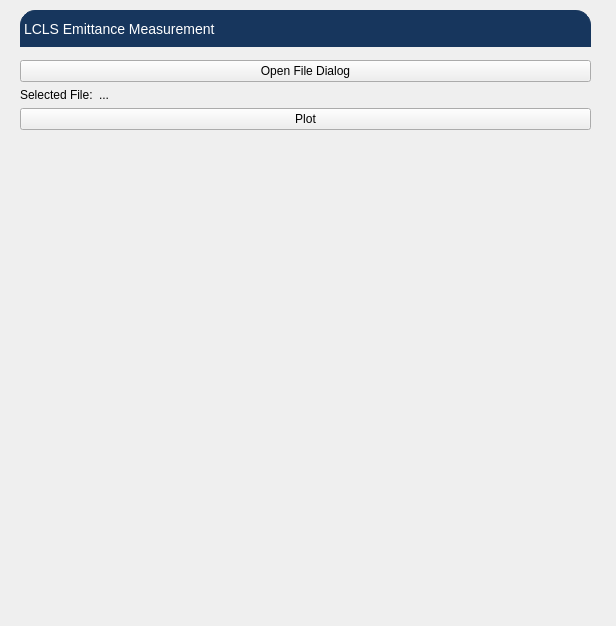
Tubbz-alt/emittance_gui, file emittance_gui.ui: the form before one commit.
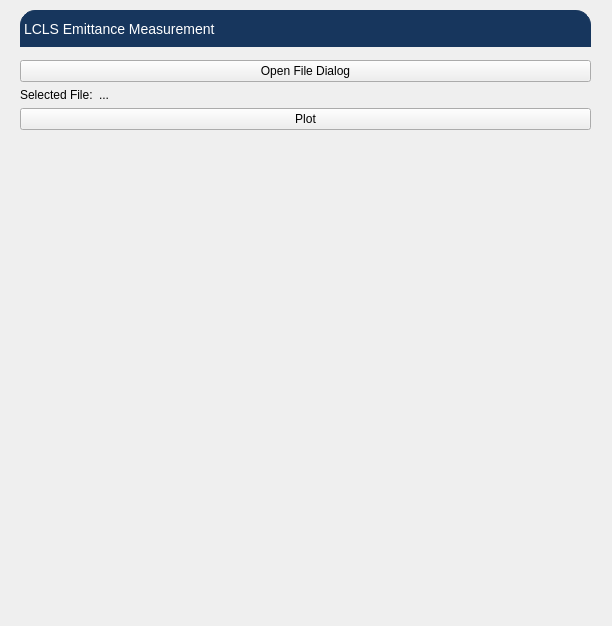
The form after the commit.

Diff of the .ui file:
```diff
--- a/emittance_gui.ui
+++ b/emittance_gui.ui
@@ -6,7 +6,7 @@
    <rect>
     <x>0</x>
     <y>0</y>
-    <width>616</width>
+    <width>612</width>
     <height>626</height>
    </rect>
   </property>
```
